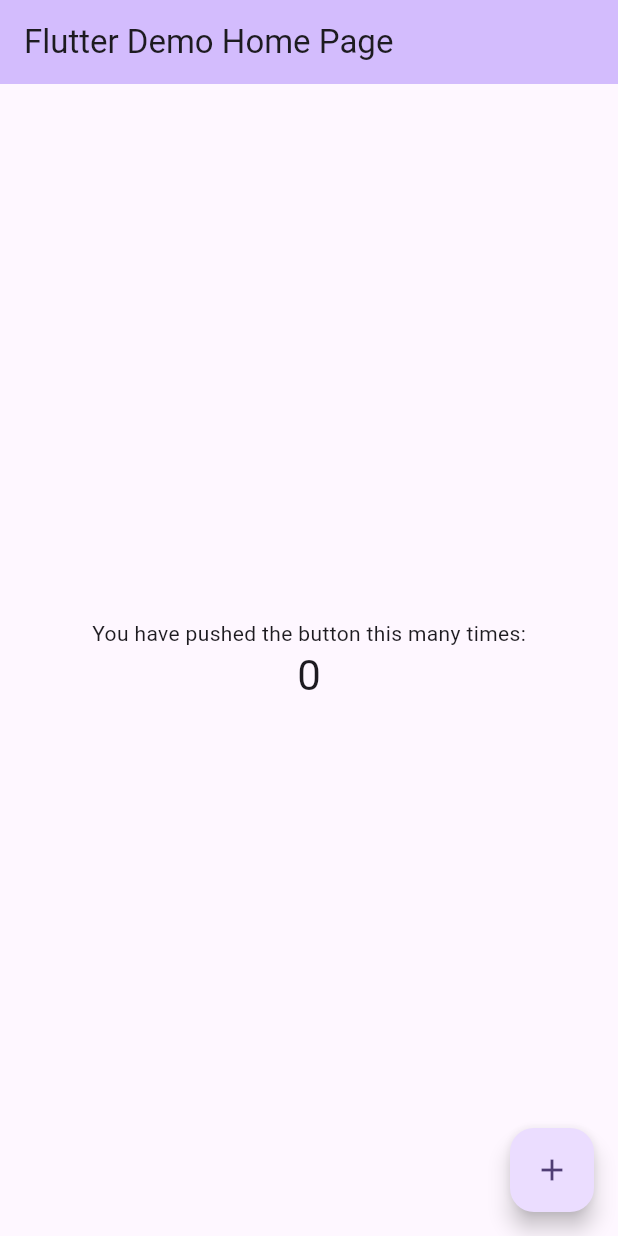
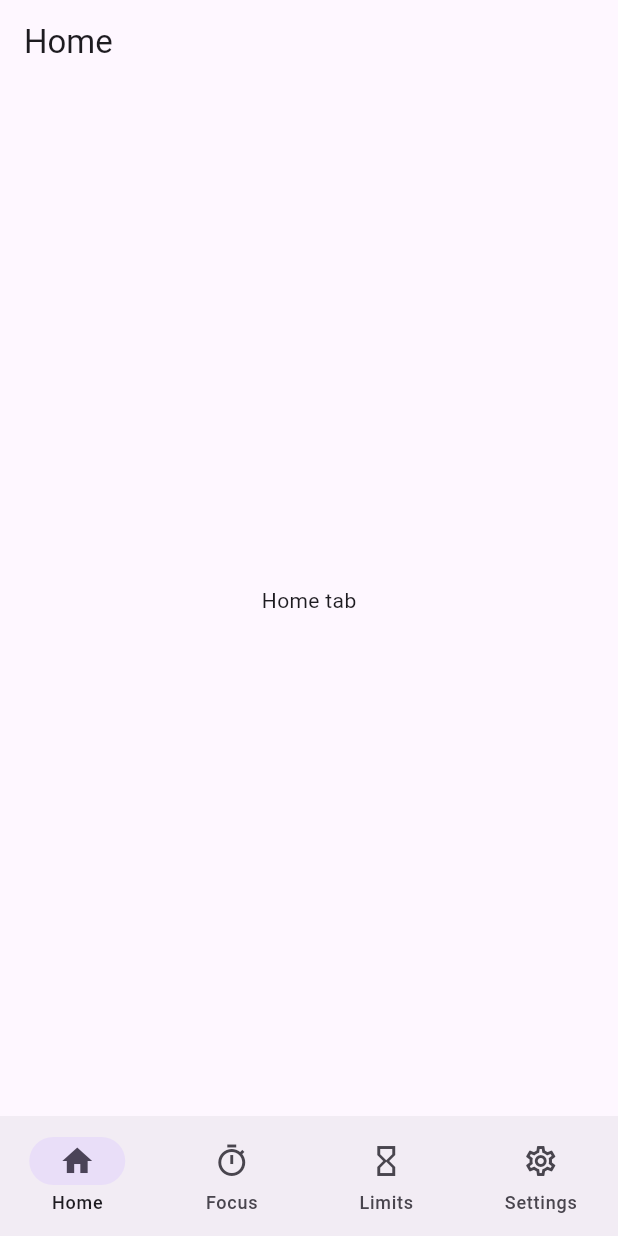
Before and after one commit to AthaarvaTomar/Up-Step, a Flutter app: the screen it shows after launch, on a phone screen of 412 x 824 dp. Run offline on Flutter 3.47's test engine with Material 3 defaults, Android fonts, the phone set to English and light mode, and no system bars; our stand-ins replace firebase_core, flutter_riverpod, go_router, material_ui; accounts and stored records are empty.

Commit message:
fire base added

```diff
--- /dev/null
+++ b/my_app/lib/app/app.dart
@@ -0,0 +1,34 @@
+import 'package:flutter_riverpod/flutter_riverpod.dart';
+import 'package:material_ui/material_ui.dart';
+
+import 'router.dart';
+
+/// Root widget of FocusMeme.
+///
+/// Uses stock Google Material 3 (`ColorScheme.fromSeed`) following the system
+/// light/dark mode during M0-M8. Custom dark/AMOLED theming is deferred to M9.
+class FocusMemeApp extends ConsumerWidget {
+  const FocusMemeApp({super.key});
+
+  @override
+  Widget build(BuildContext context, WidgetRef ref) {
+    final router = ref.watch(routerProvider);
+
+    return MaterialApp.router(
+      title: 'FocusMeme',
+      themeMode: ThemeMode.system,
+      theme: ThemeData(
+        useMaterial3: true,
+        colorScheme: ColorScheme.fromSeed(seedColor: Colors.deepPurple),
+      ),
+      darkTheme: ThemeData(
+        useMaterial3: true,
+        colorScheme: ColorScheme.fromSeed(
+          seedColor: Colors.deepPurple,
+          brightness: Brightness.dark,
+        ),
+      ),
+      routerConfig: router,
+    );
+  }
+}
--- /dev/null
+++ b/my_app/lib/app/app_shell.dart
@@ -0,0 +1,53 @@
+import 'package:go_router/go_router.dart';
+import 'package:material_ui/material_ui.dart';
+
+/// Persistent 4-tab shell wrapping the bottom [NavigationBar].
+///
+/// Paired with [StatefulShellRoute.indexedStack] so each tab preserves its own
+/// scroll position and navigation state when switching tabs.
+class AppShell extends StatelessWidget {
+  const AppShell({super.key, required this.navigationShell});
+
+  final StatefulNavigationShell navigationShell;
+
+  void _onDestinationSelected(int index) {
+    navigationShell.goBranch(
+      index,
+      // Tapping the active tab again returns that branch to its initial route.
+      initialLocation: index == navigationShell.currentIndex,
+    );
+  }
+
+  @override
+  Widget build(BuildContext context) {
+    return Scaffold(
+      body: navigationShell,
+      bottomNavigationBar: NavigationBar(
+        selectedIndex: navigationShell.currentIndex,
+        onDestinationSelected: _onDestinationSelected,
+        destinations: const [
+          NavigationDestination(
+            icon: Icon(Icons.home_outlined),
+            selectedIcon: Icon(Icons.home),
+            label: 'Home',
+          ),
+          NavigationDestination(
+            icon: Icon(Icons.timer_outlined),
+            selectedIcon: Icon(Icons.timer),
+            label: 'Focus',
+          ),
+          NavigationDestination(
+            icon: Icon(Icons.hourglass_empty_outlined),
+            selectedIcon: Icon(Icons.hourglass_bottom),
+            label: 'Limits',
+          ),
+          NavigationDestination(
+            icon: Icon(Icons.settings_outlined),
+            selectedIcon: Icon(Icons.settings),
+            label: 'Settings',
+          ),
+        ],
+      ),
+    );
+  }
+}
--- /dev/null
+++ b/my_app/lib/app/home_screen.dart
@@ -0,0 +1,15 @@
+import 'package:material_ui/material_ui.dart';
+
+/// Placeholder Home tab screen (usage stats and streak added in M7;
+/// "Blocking is off" banner added in M3).
+class HomeScreen extends StatelessWidget {
+  const HomeScreen({super.key});
+
+  @override
+  Widget build(BuildContext context) {
+    return Scaffold(
+      appBar: AppBar(title: const Text('Home')),
+      body: const Center(child: Text('Home tab')),
+    );
+  }
+}
--- /dev/null
+++ b/my_app/lib/app/router.dart
@@ -0,0 +1,62 @@
+import 'package:flutter_riverpod/flutter_riverpod.dart';
+import 'package:go_router/go_router.dart';
+
+import '../features/focus/focus_screen.dart';
+import '../features/limits/limits_screen.dart';
+import 'app_shell.dart';
+import 'home_screen.dart';
+import 'settings_screen.dart';
+
+/// Provides the app-wide [GoRouter] with a 4-tab [StatefulShellRoute].
+///
+/// Full-screen routes (Onboarding in M3, Clock mode in M5) will be added as
+/// top-level [GoRoute] siblings alongside this shell so they hide the nav bar.
+final routerProvider = Provider<GoRouter>((ref) {
+  final router = GoRouter(
+    initialLocation: '/home',
+    routes: [
+      StatefulShellRoute.indexedStack(
+        builder: (context, state, navigationShell) {
+          return AppShell(navigationShell: navigationShell);
+        },
+        branches: [
+          StatefulShellBranch(
+            routes: [
+              GoRoute(
+                path: '/home',
+                builder: (context, state) => const HomeScreen(),
+              ),
+            ],
+          ),
+          StatefulShellBranch(
+            routes: [
+              GoRoute(
+                path: '/focus',
+                builder: (context, state) => const FocusScreen(),
+              ),
+            ],
+          ),
+          StatefulShellBranch(
+            routes: [
+              GoRoute(
+                path: '/limits',
+                builder: (context, state) => const LimitsScreen(),
+              ),
+            ],
+          ),
+          StatefulShellBranch(
+            routes: [
+              GoRoute(
+                path: '/settings',
+                builder: (context, state) => const SettingsScreen(),
+              ),
+            ],
+          ),
+        ],
+      ),
+    ],
+  );
+
+  ref.onDispose(router.dispose);
+  return router;
+});
--- /dev/null
+++ b/my_app/lib/app/settings_screen.dart
@@ -0,0 +1,14 @@
+import 'package:material_ui/material_ui.dart';
+
+/// Placeholder Settings tab screen (meme sync and farewell toggles added in M6).
+class SettingsScreen extends StatelessWidget {
+  const SettingsScreen({super.key});
+
+  @override
+  Widget build(BuildContext context) {
+    return Scaffold(
+      appBar: AppBar(title: const Text('Settings')),
+      body: const Center(child: Text('Settings tab')),
+    );
+  }
+}
--- /dev/null
+++ b/my_app/lib/features/focus/focus_screen.dart
@@ -0,0 +1,14 @@
+import 'package:material_ui/material_ui.dart';
+
+/// Placeholder Focus tab screen (Pomodoro session controls added in M4).
+class FocusScreen extends StatelessWidget {
+  const FocusScreen({super.key});
+
+  @override
+  Widget build(BuildContext context) {
+    return Scaffold(
+      appBar: AppBar(title: const Text('Focus')),
+      body: const Center(child: Text('Focus tab')),
+    );
+  }
+}
--- /dev/null
+++ b/my_app/lib/features/limits/limits_screen.dart
@@ -0,0 +1,14 @@
+import 'package:material_ui/material_ui.dart';
+
+/// Placeholder Limits tab screen (per-app daily limits added in M1).
+class LimitsScreen extends StatelessWidget {
+  const LimitsScreen({super.key});
+
+  @override
+  Widget build(BuildContext context) {
+    return Scaffold(
+      appBar: AppBar(title: const Text('Limits')),
+      body: const Center(child: Text('Limits tab')),
+    );
+  }
+}
--- a/my_app/lib/main.dart
+++ b/my_app/lib/main.dart
@@ -1,122 +1,18 @@
+import 'package:firebase_core/firebase_core.dart';
+import 'package:flutter_riverpod/flutter_riverpod.dart';
 import 'package:material_ui/material_ui.dart';
 
-void main() {
-  runApp(const MyApp());
+import 'app/app.dart';
+import 'firebase_options.dart';
+
+Future<void> main() async {
+  // Required before calling async platform plugins (like Firebase) prior to runApp.
+  WidgetsFlutterBinding.ensureInitialized();
+
+  await Firebase.initializeApp(
+    options: DefaultFirebaseOptions.currentPlatform,
+  );
+
+  // ProviderScope stores all Riverpod provider states for the widget tree below it.
+  runApp(const ProviderScope(child: FocusMemeApp()));
 }
-
-class MyApp extends StatelessWidget {
-  const MyApp({super.key});
-
-  // This widget is the root of your application.
-  @override
-  Widget build(BuildContext context) {
-    return MaterialApp(
-      title: 'Flutter Demo',
-      theme: ThemeData(
-        // This is the theme of your application.
-        //
-        // TRY THIS: Try running your application with "flutter run". You'll see
-        // the application has a purple toolbar. Then, without quitting the app,
-        // try changing the seedColor in the colorScheme below to Colors.green
-        // and then invoke "hot reload" (save your changes or press the "hot
-        // reload" button in a Flutter-supported IDE, or press "r" if you used
-        // the command line to start the app).
-        //
-        // Notice that the counter didn't reset back to zero; the application
-        // state is not lost during the reload. To reset the state, use hot
-        // restart instead.
-        //
-        // This works for code too, not just values: Most code changes can be
-        // tested with just a hot reload.
-        colorScheme: .fromSeed(seedColor: Colors.deepPurple),
-      ),
-      home: const MyHomePage(title: 'Flutter Demo Home Page'),
-    );
-  }
-}
-
-class MyHomePage extends StatefulWidget {
-  const MyHomePage({super.key, required this.title});
-
-  // This widget is the home page of your application. It is stateful, meaning
-  // that it has a State object (defined below) that contains fields that affect
-  // how it looks.
-
-  // This class is the configuration for the state. It holds the values (in this
-  // case the title) provided by the parent (in this case the App widget) and
-  // used by the build method of the State. Fields in a Widget subclass are
-  // always marked "final".
-
-  final String title;
-
-  @override
-  State<MyHomePage> createState() => _MyHomePageState();
-}
-
-class _MyHomePageState extends State<MyHomePage> {
-  int _counter = 0;
-
-  void _incrementCounter() {
-    setState(() {
-      // This call to setState tells the Flutter framework that something has
-      // changed in this State, which causes it to rerun the build method below
-      // so that the display can reflect the updated values. If we changed
-      // _counter without calling setState(), then the build method would not be
-      // called again, and so nothing would appear to happen.
-      _counter++;
-    });
-  }
-
-  @override
-  Widget build(BuildContext context) {
-    // This method is rerun every time setState is called, for instance as done
-    // by the _incrementCounter method above.
-    //
-    // The Flutter framework has been optimized to make rerunning build methods
-    // fast, so that you can just rebuild anything that needs updating rather
-    // than having to individually change instances of widgets.
-    return Scaffold(
-      appBar: AppBar(
-        // TRY THIS: Try changing the color here to a specific color (to
-        // Colors.amber, perhaps?) and trigger a hot reload to see the AppBar
-        // change color while the other colors stay the same.
-        backgroundColor: Theme.of(context).colorScheme.inversePrimary,
-        // Here we take the value from the MyHomePage object that was created by
-        // the App.build method, and use it to set our appbar title.
-        title: Text(widget.title),
-      ),
-      body: Center(
-        // Center is a layout widget. It takes a single child and positions it
-        // in the middle of the parent.
-        child: Column(
-          // Column is also a layout widget. It takes a list of children and
-          // arranges them vertically. By default, it sizes itself to fit its
-          // children horizontally, and tries to be as tall as its parent.
-          //
-          // Column has various properties to control how it sizes itself and
-          // how it positions its children. Here we use mainAxisAlignment to
-          // center the children vertically; the main axis here is the vertical
-          // axis because Columns are vertical (the cross axis would be
-          // horizontal).
-          //
-          // TRY THIS: Invoke "debug painting" (choose the "Toggle Debug Paint"
-          // action in the IDE, or press "p" in the console), to see the
-          // wireframe for each widget.
-          mainAxisAlignment: .center,
-          children: [
-            const Text('You have pushed the button this many times:'),
-            Text(
-              '$_counter',
-              style: Theme.of(context).textTheme.headlineMedium,
-            ),
-          ],
-        ),
-      ),
-      floatingActionButton: FloatingActionButton(
-        onPressed: _incrementCounter,
-        tooltip: 'Increment',
-        child: const Icon(Icons.add),
-      ),
-    );
-  }
-}
```
Also changed, not shown: my_app/firebase.json (added), my_app/lib/firebase_options.dart (added), 7 other files.
